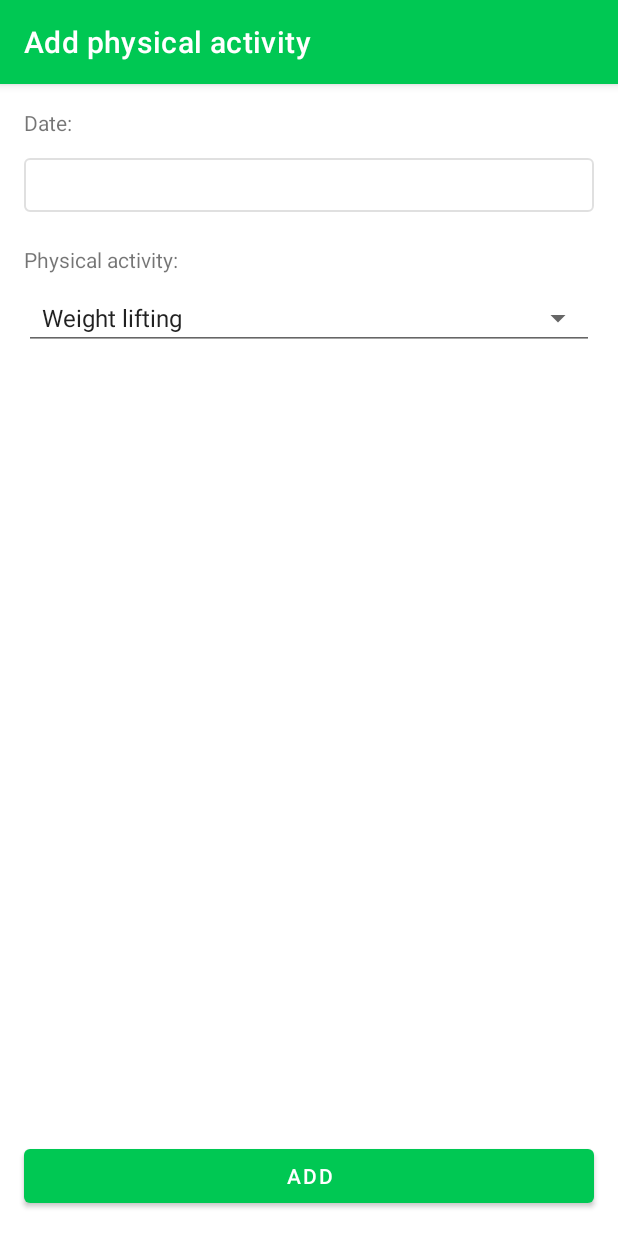
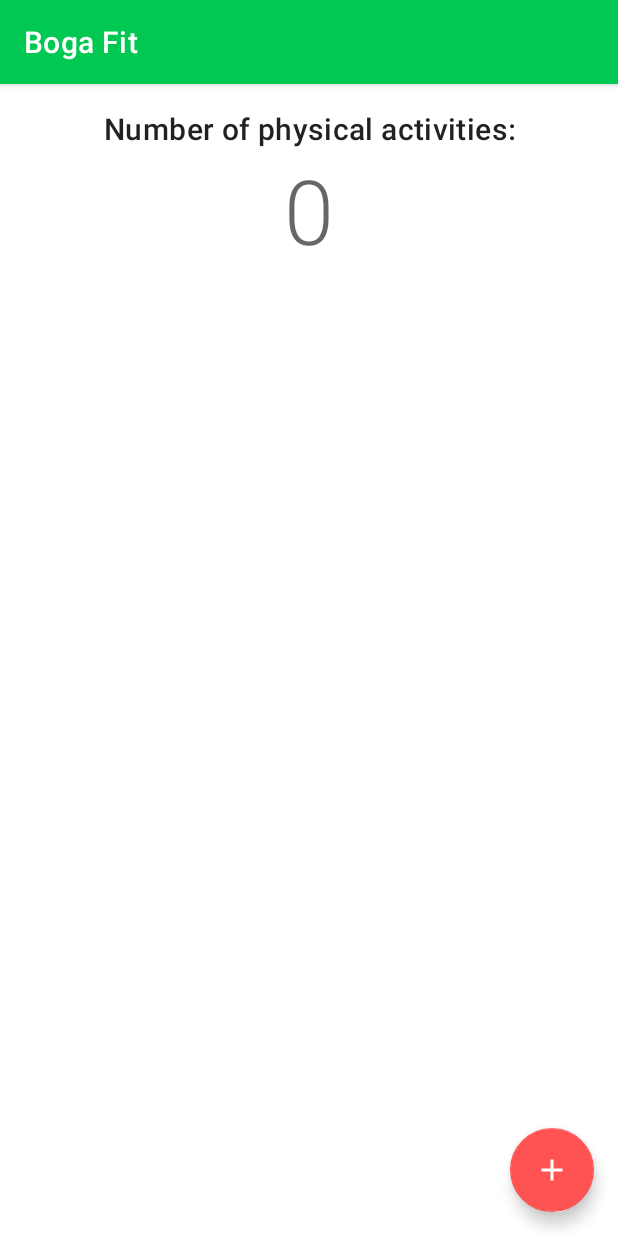
Before and after one commit to cd1/BogaFit, an Android app: the screen it shows after launch (AddPhysictivityActivity before the commit, MainActivity after it), on a phone screen of 412 x 824 dp. Run offline under Robolectric (Android 15) with nearby library versions, the phone set to English and light mode, and no system bars; our stand-ins replace Firebase (no records; nobody signed in at launch, a user with empty details on screens opened directly), data binding, navigation-ui.

Commit message:
Add screen to list all physical activities
Signed-off-by: Crístian Deives <cristiandeives@gmail.com>

```diff
--- a/app/src/main/AndroidManifest.xml
+++ b/app/src/main/AndroidManifest.xml
@@ -10,7 +10,7 @@
         android:supportsRtl="true"
         android:theme="@style/AppTheme">
 
-        <activity android:name=".AddPhysictivityActivity">
+        <activity android:name=".MainActivity">
             <intent-filter>
                 <action android:name="android.intent.action.MAIN" />
 
--- a/app/src/main/java/com/gmail/cristiandeives/bogafit/AddPhysictivityFragment.kt
+++ b/app/src/main/java/com/gmail/cristiandeives/bogafit/AddPhysictivityFragment.kt
@@ -115,7 +115,7 @@ class AddPhysictivityFragment : Fragment(),
 
     @UiThread
     private fun onAddPhysictivitySuccess() {
-        // nothing
+        navController.navigateUp()
     }
 
     @UiThread
--- a/app/src/main/java/com/gmail/cristiandeives/bogafit/FirestoreRepository.kt
+++ b/app/src/main/java/com/gmail/cristiandeives/bogafit/FirestoreRepository.kt
@@ -7,6 +7,7 @@ import com.gmail.cristiandeives.bogafit.data.toFirestorePhysictivity
 import com.google.android.gms.tasks.Task
 import com.google.firebase.firestore.DocumentReference
 import com.google.firebase.firestore.FirebaseFirestore
+import com.google.firebase.firestore.Query
 
 class FirestoreRepository {
     private val db = FirebaseFirestore.getInstance()
@@ -18,8 +19,15 @@ class FirestoreRepository {
         return db.collection(PHYSICTIVITY_COLLECTION).add(fsPhysictivity)
     }
 
+    fun getPhysictivitiesQuery(): Query {
+        Log.d(TAG, "querying documents from collection $PHYSICTIVITY_COLLECTION")
+        return db.collection(PHYSICTIVITY_COLLECTION)
+            .orderBy(PHYSICTIVITY_FIELD_DATE, Query.Direction.DESCENDING)
+    }
+
     companion object {
         private const val PHYSICTIVITY_COLLECTION = "physictivity"
+        private val PHYSICTIVITY_FIELD_DATE = FirestorePhysictivity::date.name
 
         private val TAG = FirestoreRepository::class.java.simpleName
 
--- /dev/null
+++ b/app/src/main/java/com/gmail/cristiandeives/bogafit/ListPhysictivityActionHandler.kt
@@ -0,0 +1,9 @@
+package com.gmail.cristiandeives.bogafit
+
+import android.view.View
+import androidx.annotation.UiThread
+
+interface ListPhysictivityActionHandler {
+    @UiThread
+    fun onAddPhysictivityButtonClick(view: View)
+}
--- /dev/null
+++ b/app/src/main/java/com/gmail/cristiandeives/bogafit/ListPhysictivityFragment.kt
@@ -0,0 +1,109 @@
+package com.gmail.cristiandeives.bogafit
+
+import android.app.ProgressDialog
+import android.os.Bundle
+import android.util.Log
+import android.view.LayoutInflater
+import android.view.View
+import android.view.ViewGroup
+import androidx.annotation.MainThread
+import androidx.annotation.UiThread
+import androidx.fragment.app.Fragment
+import androidx.fragment.app.viewModels
+import androidx.lifecycle.observe
+import androidx.navigation.fragment.findNavController
+import androidx.recyclerview.widget.LinearLayoutManager
+import com.gmail.cristiandeives.bogafit.data.Physictivity
+import com.gmail.cristiandeives.bogafit.databinding.FragmentListPhysictivityBinding
+import java.text.NumberFormat
+
+@MainThread
+class ListPhysictivityFragment : Fragment(),
+        ListPhysictivityActionHandler {
+
+    private lateinit var binding: FragmentListPhysictivityBinding
+    private val navController by lazy { findNavController() }
+    private val viewModel by viewModels<ListPhysictivityViewModel>()
+    private val adapter = ListPhysictivityRecyclerAdapter()
+    private val integerFormatter = NumberFormat.getIntegerInstance()
+
+    private val listPhysictivitiesProgressDialog by lazy {
+        ProgressDialog(requireContext()).apply {
+            setMessage(getString(R.string.list_physictivities_loading_message))
+            setCancelable(false)
+        }
+    }
+
+    override fun onCreateView(inflater: LayoutInflater, container: ViewGroup?, savedInstanceState: Bundle?): View? {
+        Log.v(TAG, "> onCreateView(...)")
+
+        binding = FragmentListPhysictivityBinding.inflate(inflater, container, false)
+
+        val view = binding.root
+        Log.v(TAG, "< onCreateView(...): $view")
+        return view
+    }
+
+    override fun onViewCreated(view: View, savedInstanceState: Bundle?) {
+        Log.v(TAG, "> onViewCreated(...)")
+        super.onViewCreated(view, savedInstanceState)
+
+        binding.apply {
+            action = this@ListPhysictivityFragment
+
+            physictivityRecyclerView.adapter = adapter
+            physictivityRecyclerView.layoutManager = LinearLayoutManager(requireContext())
+        }
+
+        viewModel.listPhysictivityStatus.observe(viewLifecycleOwner) { res: Resource<List<Physictivity>>? ->
+            Log.v(TAG, "> listPhysictivitiesStatus#onChanged(t=$res)")
+
+            when (res) {
+                is Resource.Loading -> onListPhysictivitiesLoading()
+                is Resource.Success -> onListPhysictivitiesSuccess(res)
+                is Resource.Error -> onListPhysictivitiesError()
+                is Resource.Canceled -> onListPhysictivitiesCanceled()
+            }
+
+            if (res?.isFinished == true) {
+                listPhysictivitiesProgressDialog.dismiss()
+            }
+
+            Log.v(TAG, "< listPhysictivitiesStatus#onChanged(t=$res)")
+        }
+
+        Log.v(TAG, "< onViewCreated(...)")
+    }
+
+    override fun onAddPhysictivityButtonClick(view: View) {
+        val action = ListPhysictivityFragmentDirections.toAddPhysictivity()
+        navController.navigate(action)
+    }
+
+    @UiThread
+    private fun onListPhysictivitiesLoading() {
+        listPhysictivitiesProgressDialog.show()
+    }
+
+    @UiThread
+    private fun onListPhysictivitiesSuccess(res: Resource.Success<List<Physictivity>>) {
+        val physictivities = res.data ?: emptyList()
+
+        binding.physictivityCountValue.text = integerFormatter.format(physictivities.size)
+        adapter.data = physictivities
+    }
+
+    @UiThread
+    private fun onListPhysictivitiesError() {
+
+    }
+
+    @UiThread
+    private fun onListPhysictivitiesCanceled() {
+
+    }
+
+    companion object {
+        private val TAG = ListPhysictivityFragment::class.java.simpleName
+    }
+}
--- /dev/null
+++ b/app/src/main/java/com/gmail/cristiandeives/bogafit/ListPhysictivityRecyclerAdapter.kt
@@ -0,0 +1,84 @@
+package com.gmail.cristiandeives.bogafit
+
+import android.content.Context
+import android.util.Log
+import android.view.LayoutInflater
+import android.view.ViewGroup
+import androidx.recyclerview.widget.DiffUtil
+import androidx.recyclerview.widget.RecyclerView
+import com.gmail.cristiandeives.bogafit.data.Physictivity
+import com.gmail.cristiandeives.bogafit.databinding.ViewHolderListPhysictivityBinding
+import java.time.format.DateTimeFormatter
+import java.time.format.FormatStyle
+
+class ListPhysictivityRecyclerAdapter : RecyclerView.Adapter<ListPhysictivityRecyclerAdapter.ViewHolder>() {
+    private val dateFormatter = DateTimeFormatter.ofLocalizedDate(FormatStyle.LONG)
+
+    var data = listOf<Physictivity>()
+        set(value) {
+            val callback = CB(field, value)
+            field = value
+
+            DiffUtil.calculateDiff(callback, false).dispatchUpdatesTo(this)
+        }
+
+    override fun onCreateViewHolder(parent: ViewGroup, viewType: Int): ViewHolder {
+        Log.v(TAG, "> onCreateViewHolder(...)")
+
+        val context = parent.context
+        val inflater = LayoutInflater.from(context)
+
+        val binding = ViewHolderListPhysictivityBinding.inflate(inflater, parent, false)
+
+        val viewHolder = ViewHolder(binding)
+        Log.v(TAG, "< onCreateViewHolder(...): $viewHolder")
+        return viewHolder
+    }
+
+    override fun getItemCount(): Int {
+        Log.v(TAG, "> getItemCount()")
+
+        val count = data.size
+        Log.v(TAG, "< getItemCount(): $count")
+        return count
+    }
+
+    override fun onBindViewHolder(holder: ViewHolder, position: Int) {
+        Log.v(TAG, "> onBindViewHolder(..., position=$position)")
+
+        val context = holder.itemView.context
+        val physictivity = data[position]
+
+        holder.binding.apply {
+            typeText.text = physictivity.type.toLocalizedString(context)
+            dateText.text = dateFormatter.format(physictivity.date)
+        }
+
+        Log.v(TAG, "< onBindViewHolder(..., position=$position)")
+    }
+
+    class ViewHolder(val binding: ViewHolderListPhysictivityBinding) : RecyclerView.ViewHolder(binding.root)
+
+    class CB(private val oldData: List<Physictivity>, private val newData: List<Physictivity>) : DiffUtil.Callback() {
+        override fun getOldListSize() = oldData.size
+
+        override fun getNewListSize() = newData.size
+
+        override fun areItemsTheSame(oldPosition: Int, newPosition: Int) =
+            oldData[oldPosition].id == newData[newPosition].id
+
+        override fun areContentsTheSame(oldPosition: Int, newPosition: Int) =
+            oldData[oldPosition] == newData[newPosition]
+    }
+
+    companion object {
+        private val TAG = ListPhysictivityRecyclerAdapter::class.java.simpleName
+
+        private fun Physictivity.Type.toLocalizedString(ctx: Context): String {
+            val res = ctx.resources
+            val resId = res.getIdentifier(toString(), "string", ctx.packageName)
+
+            return res.getString(resId)
+        }
+    }
+}
--- /dev/null
+++ b/app/src/main/java/com/gmail/cristiandeives/bogafit/ListPhysictivityViewModel.kt
@@ -0,0 +1,44 @@
+package com.gmail.cristiandeives.bogafit
+
+import android.util.Log
+import androidx.lifecycle.MutableLiveData
+import androidx.lifecycle.ViewModel
+import com.gmail.cristiandeives.bogafit.data.FirestorePhysictivity
+import com.gmail.cristiandeives.bogafit.data.Physictivity
+
+class ListPhysictivityViewModel : ViewModel() {
+    private val repo = FirestoreRepository.getInstance()
+    private val _listPhysictivitiesStatus = MutableLiveData<Resource<List<Physictivity>>>()
+
+    val listPhysictivityStatus = _listPhysictivitiesStatus
+
+    init {
+        listenToPhysictivities()
+    }
+
+    private fun listenToPhysictivities() {
+        _listPhysictivitiesStatus.value = Resource.Loading()
+
+        repo.getPhysictivitiesQuery().addSnapshotListener { snap, ex ->
+            if (ex != null) {
+                Log.w(TAG, "read physictivities failed [${ex.message})")
+                _listPhysictivitiesStatus.value = Resource.Error(ex)
+                return@addSnapshotListener
+            }
+
+            Log.d(TAG, "read physictivities success (${snap?.size() ?: 0} elements)")
+
+            if (snap?.isEmpty != false) {
+                _listPhysictivitiesStatus.value = Resource.Success(emptyList())
+            } else {
+                val physictivities =
+                    snap.toObjects(FirestorePhysictivity::class.java).map { it.toPhysictivity() }
+                _listPhysictivitiesStatus.value = Resource.Success(physictivities)
+            }
+        }
+    }
+
+    companion object {
+        private val TAG = ListPhysictivityViewModel::class.java.simpleName
+    }
+}
--- a/app/src/main/java/com/gmail/cristiandeives/bogafit/AddPhysictivityActivity.kt
+++ b/app/src/main/java/com/gmail/cristiandeives/bogafit/MainActivity.kt
@@ -8,7 +8,7 @@ import androidx.navigation.findNavController
 import androidx.navigation.ui.setupActionBarWithNavController
 
 @MainThread
-class AddPhysictivityActivity : AppCompatActivity(R.layout.activity_main) {
+class MainActivity : AppCompatActivity(R.layout.activity_main) {
     private val navController by lazy { findNavController(R.id.nav_host_fragment) }
 
     override fun onCreate(savedInstanceState: Bundle?) {
@@ -20,7 +20,16 @@ class AddPhysictivityActivity : AppCompatActivity(R.layout.activity_main) {
         Log.v(TAG, "< onCreate(...)")
     }
 
+    override fun onSupportNavigateUp(): Boolean {
+        Log.v(TAG, "> onSupportNavigateUp()")
+
+        val navigatedUp = navController.navigateUp() || super.onSupportNavigateUp()
+
+        Log.v(TAG, "< onSupportNavigateUp(): $navigatedUp")
+        return navigatedUp
+    }
+
     companion object {
-        private val TAG = AddPhysictivityActivity::class.java.simpleName
+        private val TAG = MainActivity::class.java.simpleName
     }
 }
--- /dev/null
+++ b/app/src/main/res/drawable/ic_add.xml
@@ -0,0 +1,9 @@
+<vector xmlns:android="http://schemas.android.com/apk/res/android"
+    android:width="24dp"
+    android:height="24dp"
+    android:viewportWidth="24"
+    android:viewportHeight="24">
+  <path
+      android:fillColor="#FFFFFFFF"
+      android:pathData="M19,13h-6v6h-2v-6H5v-2h6V5h2v6h6v2z"/>
+</vector>
--- a/app/src/main/res/layout/activity_main.xml
+++ b/app/src/main/res/layout/activity_main.xml
@@ -4,7 +4,7 @@
     xmlns:tools="http://schemas.android.com/tools"
     android:layout_width="match_parent"
     android:layout_height="match_parent"
-    tools:context=".AddPhysictivityActivity">
+    tools:context=".MainActivity">
 
     <fragment
         android:id="@+id/nav_host_fragment"
--- /dev/null
+++ b/app/src/main/res/layout/fragment_list_physictivity.xml
@@ -0,0 +1,65 @@
+<?xml version="1.0" encoding="utf-8"?>
+<layout xmlns:tools="http://schemas.android.com/tools"
+    xmlns:android="http://schemas.android.com/apk/res/android"
+    xmlns:app="http://schemas.android.com/apk/res-auto">
+    <data>
+        <variable name="action" type="com.gmail.cristiandeives.bogafit.ListPhysictivityActionHandler" />
+    </data>
+
+    <androidx.constraintlayout.widget.ConstraintLayout
+        android:layout_width="match_parent"
+        android:layout_height="match_parent">
+
+        <TextView
+            android:id="@+id/physictivity_count_label"
+            android:layout_width="wrap_content"
+            android:layout_height="wrap_content"
+            android:layout_marginStart="@dimen/large_margin"
+            android:layout_marginEnd="@dimen/large_margin"
+            android:layout_marginTop="@dimen/large_margin"
+            android:text="@string/list_physictivities_count_label"
+            android:textAlignment="center"
+            android:textAppearance="@style/TextAppearance.MaterialComponents.Headline6"
+            app:layout_constraintEnd_toEndOf="parent"
+            app:layout_constraintStart_toStartOf="parent"
+            app:layout_constraintTop_toTopOf="parent" />
+
+        <TextView
+            android:id="@+id/physictivity_count_value"
+            android:layout_width="wrap_content"
+            android:layout_height="wrap_content"
+            android:layout_marginStart="@dimen/large_margin"
+            android:layout_marginEnd="@dimen/large_margin"
+            android:layout_marginBottom="@dimen/large_margin"
+            android:text="0"
+            android:textAppearance="@style/TextAppearance.MaterialComponents.Headline2"
+            app:layout_constraintEnd_toEndOf="parent"
+            app:layout_constraintStart_toStartOf="parent"
+            app:layout_constraintTop_toBottomOf="@id/physictivity_count_label"
+            tools:text="42" />
+
+        <androidx.recyclerview.widget.RecyclerView
+            android:id="@+id/physictivity_recycler_view"
+            android:layout_width="match_parent"
+            android:layout_height="0dp"
+            android:layout_marginTop="@dimen/large_margin"
+            android:clipToPadding="false"
+            app:layout_constraintBottom_toBottomOf="parent"
+            app:layout_constraintEnd_toEndOf="parent"
+            app:layout_constraintStart_toStartOf="parent"
+            app:layout_constraintTop_toBottomOf="@+id/physictivity_count_value"
+            tools:listitem="@layout/view_holder_list_physictivity" />
+
+        <com.google.android.material.floatingactionbutton.FloatingActionButton
+            android:id="@+id/add_physictivity_button"
+            android:layout_width="wrap_content"
+            android:layout_height="wrap_content"
+            android:layout_marginEnd="@dimen/large_margin"
+            android:layout_marginBottom="@dimen/large_margin"
+            android:onClick="@{action::onAddPhysictivityButtonClick}"
+            app:layout_constraintEnd_toEndOf="parent"
+            app:layout_constraintBottom_toBottomOf="parent"
+            app:srcCompat="@drawable/ic_add" />
+
+    </androidx.constraintlayout.widget.ConstraintLayout>
+</layout>
--- /dev/null
+++ b/app/src/main/res/layout/view_holder_list_physictivity.xml
@@ -0,0 +1,28 @@
+<?xml version="1.0" encoding="utf-8"?>
+<layout xmlns:tools="http://schemas.android.com/tools">
+    <LinearLayout xmlns:android="http://schemas.android.com/apk/res/android"
+        android:layout_width="match_parent"
+        android:layout_height="wrap_content"
+        android:orientation="vertical"
+        android:paddingHorizontal="@dimen/large_margin"
+        android:paddingVertical="4dp"
+        android:focusable="true"
+        android:clickable="true"
+        android:background="?android:selectableItemBackground">
+
+        <TextView
+            android:id="@+id/type_text"
+            android:layout_width="wrap_content"
+            android:layout_height="wrap_content"
+            android:textAppearance="@style/TextAppearance.MaterialComponents.Body1"
+            tools:text="Weight lifting" />
+
+        <TextView
+            android:id="@+id/date_text"
+            android:layout_width="wrap_content"
+            android:layout_height="wrap_content"
+            android:textAppearance="@style/TextAppearance.MaterialComponents.Caption"
+            tools:text="Jan 01, 2020" />
+
+    </LinearLayout>
+</layout>
--- a/app/src/main/res/navigation/nav_graph.xml
+++ b/app/src/main/res/navigation/nav_graph.xml
@@ -1,7 +1,16 @@
 <?xml version="1.0" encoding="utf-8"?>
 <navigation xmlns:android="http://schemas.android.com/apk/res/android" xmlns:app="http://schemas.android.com/apk/res-auto"
     android:id="@+id/nav_graph"
-    app:startDestination="@id/add_physictivity_fragment">
+    app:startDestination="@id/list_physictivity_fragment">
+
+    <fragment
+        android:id="@+id/list_physictivity_fragment"
+        android:name="com.gmail.cristiandeives.bogafit.ListPhysictivityFragment"
+        android:label="@string/app_name" >
+        <action
+            android:id="@+id/to_add_physictivity"
+            app:destination="@id/add_physictivity_fragment" />
+    </fragment>
 
     <fragment
         android:id="@+id/add_physictivity_fragment"
--- a/app/src/main/res/values/strings.xml
+++ b/app/src/main/res/values/strings.xml
@@ -1,6 +1,9 @@
 <?xml version="1.0" encoding="utf-8"?>
 <resources>
     <string name="app_name">Boga Fit</string>
+
+    <string name="list_physictivities_loading_message">Loading physical activities information…</string>
+    <string name="list_physictivities_count_label">Number of physical activities:</string>
 
     <string name="add_physictivity_title">Add physical activity</string>
     <string name="add_physictivity_date_label">Date:</string>
```
Also changed, not shown: 1 other file.
